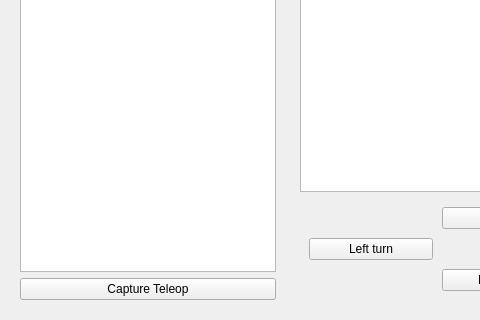
Old version of the form concert_teleop_app/ui/teleop_app.ui in the repository robotics-in-concert/rocon_qt_gui; both pictures show x 0 to 480 and y 247 to 567 of the 729 by 567 pixel window.
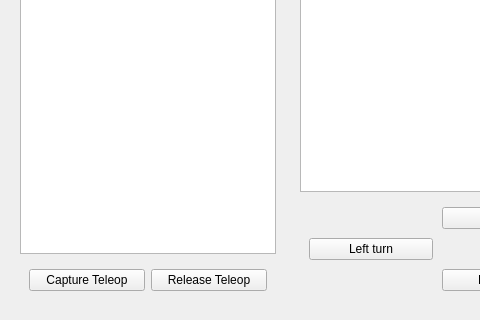
New version of the form.

Commit message: possible to capture using double click, add the highlight and capture tag about captured robot

```diff
--- a/concert_teleop_app/ui/teleop_app.ui
+++ b/concert_teleop_app/ui/teleop_app.ui
@@ -92,15 +92,36 @@
         <property name="text">
          <string>Robot List</string>
         </property>
+        <property name="background">
+         <color>
+          <red>255</red>
+          <green>0</green>
+          <blue>0</blue>
+         </color>
+        </property>
        </column>
       </widget>
      </item>
      <item>
-      <widget class="QPushButton" name="test_capture_teleop_btn">
+      <layout class="QHBoxLayout" name="horizontalLayout_2">
+       <property name="margin">
+        <number>9</number>
+       </property>
+       <item>
+        <widget class="QPushButton" name="capture_teleop_btn">
        <property name="text">
         <string>Capture Teleop</string>
        </property>
       </widget>
+       </item>
+       <item>
+        <widget class="QPushButton" name="release_teleop_btn">
+         <property name="text">
+          <string>Release Teleop</string>
+         </property>
+        </widget>
+       </item>
+      </layout>
      </item>
     </layout>
    </item>
```
Lines whose indentation alone changed are shown as unchanged. The commit also changes 2 other files.
